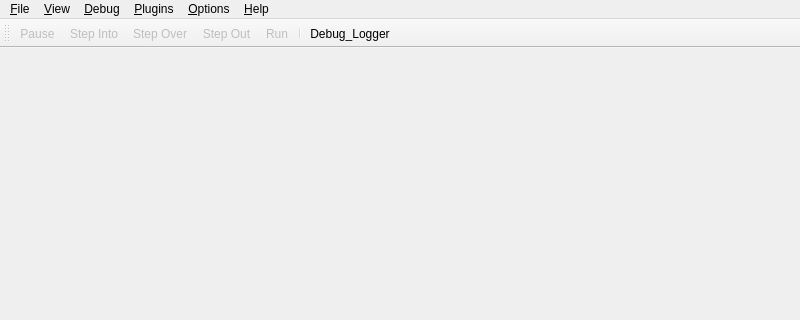
Above: src/Debugger.ui from eteran/edb-debugger before the change; both pictures show x 0 to 800 and y 0 to 320 of the 800 by 700 pixel window. Below: the same form after it.
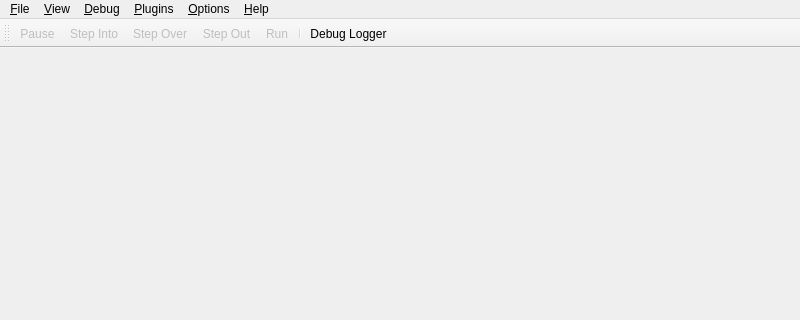
That is the form after the change. Icons and pictures are not drawn.

Commit message: adding icon for debugger logger making it so the state is (mostly) saved correctly making it so the text for the debug logger is shown on the button for clarity

```diff
--- a/src/Debugger.ui
+++ b/src/Debugger.ui
@@ -427,7 +427,7 @@
     <bool>true</bool>
    </property>
    <property name="text">
-    <string>Debug_Logger</string>
+    <string>Debug Logger</string>
    </property>
   </action>
  </widget>
```
Left out of the diff: 5 changed lines with no effect on the pictures. The commit also changes 7 other files.
